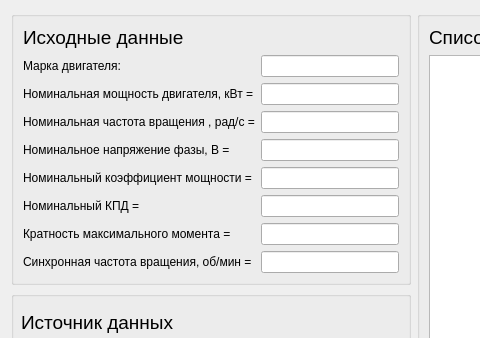
Above: untitled/datas.ui from Ivanos121/ImView before the change; both pictures show x 0 to 480 and y 0 to 338 of the 1337 by 704 pixel window. Below: the same form after it.
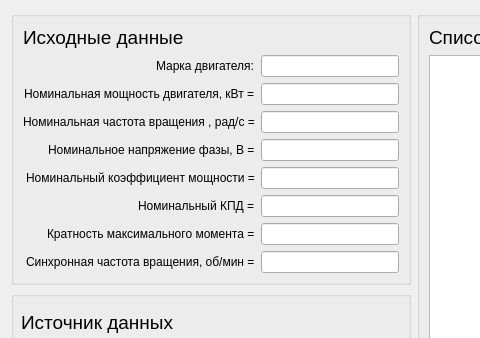
That is the form after the change.

What changed in the file:
```diff
--- a/untitled/datas.ui
+++ b/untitled/datas.ui
@@ -121,7 +121,7 @@
         </property>
        </widget>
       </item>
-      <item row="2" column="0">
+      <item row="2" column="0" alignment="Qt::AlignRight">
        <widget class="QLabel" name="label_3">
         <property name="text">
          <string>&lt;html&gt;&lt;head/&gt;&lt;body&gt;&lt;p&gt;Номинальная мощность двигателя, кВт =&lt;/p&gt;&lt;/body&gt;&lt;/html&gt;</string>
@@ -131,7 +131,7 @@
       <item row="11" column="1">
        <widget class="QLineEdit" name="lineEdit_9"/>
       </item>
-      <item row="7" column="0">
+      <item row="7" column="0" alignment="Qt::AlignRight">
        <widget class="QLabel" name="label_5">
         <property name="text">
          <string>Номинальное напряжение фазы, В =</string>
@@ -148,7 +148,7 @@
       <item row="10" column="1">
        <widget class="QLineEdit" name="lineEdit_8"/>
       </item>
-      <item row="10" column="0">
+      <item row="10" column="0" alignment="Qt::AlignRight">
        <widget class="QLabel" name="label_9">
         <property name="text">
          <string>Кратность максимального момента =</string>
@@ -162,14 +162,14 @@
         </property>
        </widget>
       </item>
-      <item row="8" column="0">
+      <item row="8" column="0" alignment="Qt::AlignRight">
        <widget class="QLabel" name="label_7">
         <property name="text">
          <string>Номинальный коэффициент мощности =</string>
         </property>
        </widget>
       </item>
-      <item row="11" column="0">
+      <item row="11" column="0" alignment="Qt::AlignRight">
        <widget class="QLabel" name="label_6">
         <property name="text">
          <string>Синхронная частота вращения, об/мин =</string>
@@ -183,7 +183,7 @@
         </property>
        </widget>
       </item>
-      <item row="9" column="0">
+      <item row="9" column="0" alignment="Qt::AlignRight">
        <widget class="QLabel" name="label_8">
         <property name="text">
          <string>Номинальный КПД =</string>
@@ -204,7 +204,7 @@
         </property>
        </widget>
       </item>
-      <item row="1" column="0">
+      <item row="1" column="0" alignment="Qt::AlignRight">
        <widget class="QLabel" name="label">
         <property name="text">
          <string>&lt;html&gt;&lt;head/&gt;&lt;body&gt;&lt;p&gt;Марка двигателя:&lt;/p&gt;&lt;/body&gt;&lt;/html&gt;</string>
```
Left out of the diff: 2 changed lines with no effect on the pictures.
